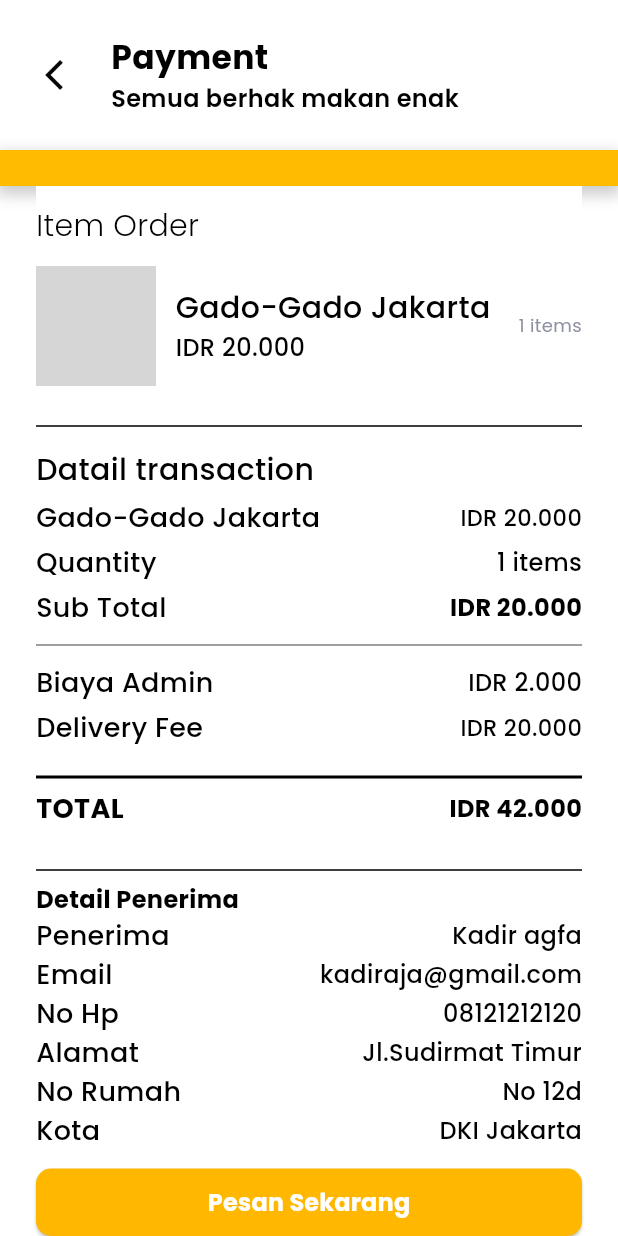
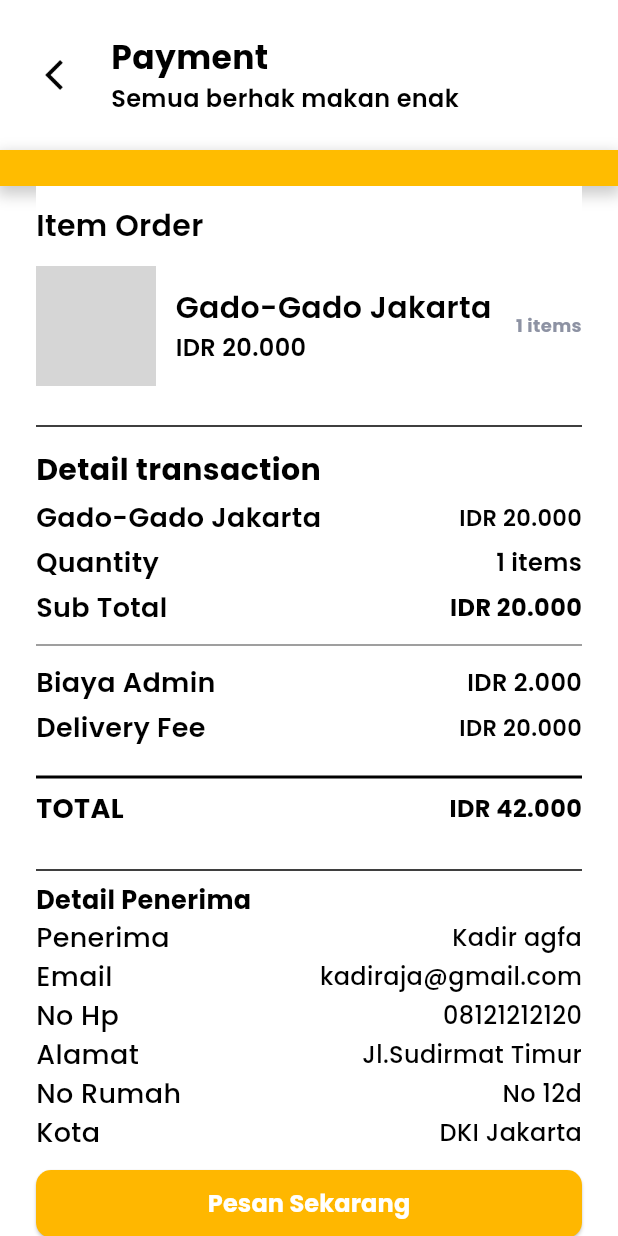
Before and after one commit to zavaultraz/Waroeng-Ku, a Flutter app: the DetailPage screen opened directly with sample values from the repository, after a tap on "Pesan Sekarang", on a phone screen of 412 x 824 dp. Run offline on Flutter 3.47's test engine with Material 3 defaults, Android fonts, the phone set to English and light mode, and no system bars; our stand-ins replace bloc, equatable, flutter_bloc, flutter_material_design_icons, flutter_spinkit, get and 4 more; missing offline and left inert: dart:ffi; accounts and stored records are empty; network calls fail; grey boxes are pictures that could not be loaded.

Commit message:
UI update minor

```diff
--- a/lib/UI/WIDGET/order_list_item.dart
+++ b/lib/UI/WIDGET/order_list_item.dart
@@ -24,7 +24,7 @@ class OrderListItem extends StatelessWidget {
           ),
         ),
         SizedBox(
-          width: itemWidth! - 164, //(80-92+90)
+          width: itemWidth! - 191, //(80-92+90)
           child: Column(
             crossAxisAlignment: CrossAxisAlignment.start,
             children: [
@@ -55,7 +55,10 @@ class OrderListItem extends StatelessWidget {
           crossAxisAlignment: CrossAxisAlignment.end,
           children: [
             SizedBox(height: 13,),
-            Text(convertDateTimeDisplay(transaction.dateTime!),style: blackFontstyl3.copyWith(fontWeight: FontWeight.w700,fontSize: 12),),
+            Padding(
+              padding: const EdgeInsets.all(8.0),
+              child: Text(convertDateTimeDisplay(transaction.dateTime!),style: blackFontstyl3.copyWith(fontWeight: FontWeight.w700,fontSize: 13),),
+            ),
             Container(
               padding: EdgeInsets.symmetric(vertical: 8, horizontal: 12), // Padding untuk teks
               decoration: BoxDecoration(
--- a/lib/UI/payment_page.dart
+++ b/lib/UI/payment_page.dart
@@ -30,7 +30,7 @@ class _PaymentPageState extends State<PaymentPage> {
               children: <Widget>[
                 Text(
                   'Item Order',
-                  style: blackFontstyl3.copyWith(fontSize: 20),
+                  style: blackFontstyl3.copyWith(fontSize: 20,fontWeight: FontWeight.w600),
                 ),
                 SizedBox(
                   height: 12,
@@ -59,7 +59,7 @@ class _PaymentPageState extends State<PaymentPage> {
                             width: MediaQuery.of(context).size.width - 189,
                             child: Text(
                               widget.transaction.food!.name!,
-                              style: blackFontstyle2.copyWith(fontSize: 20),
+                              style: blackFontstyle2.copyWith(fontSize: 20, fontWeight: FontWeight.w600),
                               maxLines: 2,
                               overflow: TextOverflow.ellipsis,
                             )),
@@ -69,7 +69,7 @@ class _PaymentPageState extends State<PaymentPage> {
                                   decimalDigits: 0,
                                   locale: 'id_ID')
                               .format(widget.transaction.food?.price!),
-                          style: blackFontstyle2,
+                          style: blackFontstyle2.copyWith(fontWeight: FontWeight.w600),
                         ),
                       ],
                     ),
@@ -79,7 +79,7 @@ class _PaymentPageState extends State<PaymentPage> {
                     Expanded(
                       child: Text(
                         '${widget.transaction.quantity} items',
-                        style: greyFontStyle.copyWith(fontSize: 12),
+                        style: greyFontStyle.copyWith(fontSize: 12,fontWeight: FontWeight.w700),
                         textAlign: TextAlign.end,
                       ),
                     ),
@@ -96,8 +96,8 @@ class _PaymentPageState extends State<PaymentPage> {
                   height: 7,
                 ),
                 Text(
-                  "Datail transaction",
-                  style: blackFontstyle2.copyWith(fontSize: 20),
+                  "Detail transaction",
+                  style: blackFontstyle2.copyWith(fontSize: 20,fontWeight: FontWeight.w700),
                 ),
                 SizedBox(
                   height: 4,
@@ -106,14 +106,14 @@ class _PaymentPageState extends State<PaymentPage> {
                   children: [
                     Text(
                       widget.transaction.food!.name!,
-                      style: blackFontstyle2.copyWith(fontSize: 18),
+                      style: blackFontstyle2.copyWith(fontSize: 18,fontWeight: FontWeight.w600),
                     ),
                     Spacer(),
                     Text(
                       NumberFormat.currency(
                               symbol: 'IDR ', decimalDigits: 0, locale: 'id_ID')
                           .format(widget.transaction.food?.price!),
-                      style: blackFontstyle2.copyWith(fontSize: 15),
+                      style: blackFontstyle2.copyWith(fontSize: 15,fontWeight: FontWeight.w600),
                     ),
                   ],
                 ),
@@ -124,12 +124,12 @@ class _PaymentPageState extends State<PaymentPage> {
                   children: [
                     Text(
                       'Quantity',
-                      style: blackFontstyle2.copyWith(fontSize: 18),
+                      style: blackFontstyle2.copyWith(fontSize: 18,fontWeight: FontWeight.w600),
                     ),
                     Spacer(),
                     Text(
                       "${widget.transaction.quantity.toString()} items",
-                      style: blackFontstyle2.copyWith(fontSize: 16),
+                      style: blackFontstyle2.copyWith(fontSize: 16,fontWeight: FontWeight.w600),
                     ),
                   ],
                 ),
@@ -140,7 +140,7 @@ class _PaymentPageState extends State<PaymentPage> {
                   children: [
                     Text(
                       'Sub Total',
-                      style: blackFontstyle2.copyWith(fontSize: 18),
+                      style: blackFontstyle2.copyWith(fontSize: 18,fontWeight: FontWeight.w600),
                     ),
                     Spacer(),
                     Text(
@@ -167,7 +167,7 @@ class _PaymentPageState extends State<PaymentPage> {
                   children: [
                     Text(
                       'Biaya Admin',
-                      style: blackFontstyle2.copyWith(fontSize: 18),
+                      style: blackFontstyle2.copyWith(fontSize: 18,fontWeight: FontWeight.w600),
                     ),
                     Spacer(),
                     Text(
@@ -176,7 +176,7 @@ class _PaymentPageState extends State<PaymentPage> {
                           .format(widget.transaction.food!.price! *
                               widget.transaction.quantity! *
                               0.10),
-                      style: blackFontstyle2,
+                      style: blackFontstyle2.copyWith(fontWeight: FontWeight.w600),
                     ),
                   ],
                 ),
@@ -187,14 +187,14 @@ class _PaymentPageState extends State<PaymentPage> {
                   children: [
                     Text(
                       'Delivery Fee',
-                      style: blackFontstyle2.copyWith(fontSize: 18),
+                      style: blackFontstyle2.copyWith(fontSize: 18,fontWeight: FontWeight.w600),
                     ),
                     Spacer(),
                     Text(
                       NumberFormat.currency(
                               symbol: 'IDR ', decimalDigits: 0, locale: 'id_ID')
                           .format(20000),
-                      style: blackFontstyle2.copyWith(fontSize: 15),
+                      style: blackFontstyle2.copyWith(fontSize: 15,fontWeight: FontWeight.w600),
                     ),
                   ],
                 ),
@@ -241,7 +241,7 @@ class _PaymentPageState extends State<PaymentPage> {
                     Text(
                       'Detail Penerima',
                       style:
-                          blackFontstyle2.copyWith(fontWeight: FontWeight.bold),
+                          blackFontstyle2.copyWith(fontWeight: FontWeight.bold,fontSize: 17),
                     ),
                     Row(
                       children: [
```
